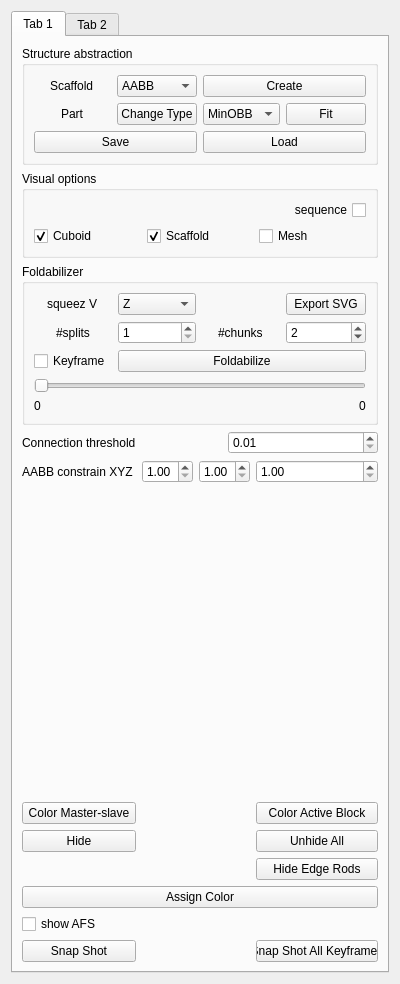
letienhung/fold-hcc, file FoldPlugin/FdWidget.ui: the form before one commit.
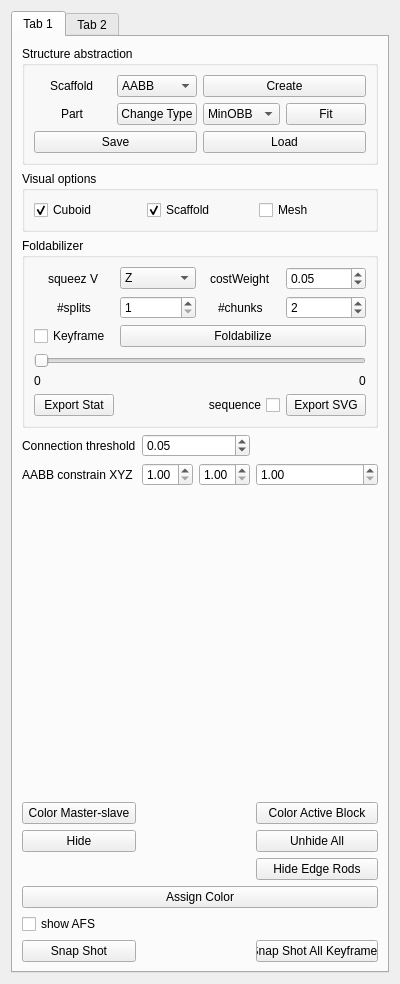
The form after the commit.

Commit message: new cost computation and para control

The edit to the form file:
```diff
--- a/FoldPlugin/FdWidget.ui
+++ b/FoldPlugin/FdWidget.ui
@@ -149,13 +149,50 @@
             </property>
            </widget>
           </item>
-          <item row="1" column="3">
+          <item row="7" column="0">
+           <widget class="QPushButton" name="exportStat">
+            <property name="text">
+             <string>Export Stat</string>
+            </property>
+           </widget>
+          </item>
+          <item row="7" column="3">
            <widget class="QPushButton" name="exportVector">
             <property name="text">
              <string>Export SVG</string>
             </property>
            </widget>
           </item>
+          <item row="7" column="2">
+           <widget class="QCheckBox" name="isSVGsequence">
+            <property name="layoutDirection">
+             <enum>Qt::RightToLeft</enum>
+            </property>
+            <property name="text">
+             <string>sequence</string>
+            </property>
+           </widget>
+          </item>
+          <item row="1" column="2" alignment="Qt::AlignHCenter">
+           <widget class="QLabel" name="label_14">
+            <property name="text">
+             <string>costWeight</string>
+            </property>
+           </widget>
+          </item>
+          <item row="1" column="3">
+           <widget class="QDoubleSpinBox" name="costWeight">
+            <property name="minimum">
+             <double>0.010000000000000</double>
+            </property>
+            <property name="maximum">
+             <double>1.000000000000000</double>
+            </property>
+            <property name="value">
+             <double>0.050000000000000</double>
+            </property>
+           </widget>
+          </item>
          </layout>
         </widget>
        </item>
@@ -195,16 +232,6 @@
             </property>
            </widget>
           </item>
-          <item row="1" column="2">
-           <widget class="QCheckBox" name="isSVGsequence">
-            <property name="layoutDirection">
-             <enum>Qt::RightToLeft</enum>
-            </property>
-            <property name="text">
-             <string>sequence</string>
-            </property>
-           </widget>
-          </item>
          </layout>
         </widget>
        </item>
@@ -294,19 +321,6 @@
          </property>
         </widget>
        </item>
-       <item row="3" column="3" colspan="2">
-        <widget class="QDoubleSpinBox" name="connThrRation">
-         <property name="minimum">
-          <double>0.010000000000000</double>
-         </property>
-         <property name="maximum">
-          <double>0.200000000000000</double>
-         </property>
-         <property name="singleStep">
-          <double>0.050000000000000</double>
-         </property>
-        </widget>
-       </item>
        <item row="0" column="0" colspan="5">
         <widget class="QGroupBox" name="groupBox">
          <property name="title">
@@ -443,6 +457,22 @@
          </property>
         </widget>
        </item>
+       <item row="3" column="1" colspan="3">
+        <widget class="QDoubleSpinBox" name="connThrRation">
+         <property name="minimum">
+          <double>0.010000000000000</double>
+         </property>
+         <property name="maximum">
+          <double>0.200000000000000</double>
+         </property>
+         <property name="singleStep">
+          <double>0.050000000000000</double>
+         </property>
+         <property name="value">
+          <double>0.050000000000000</double>
+         </property>
+        </widget>
+       </item>
       </layout>
      </widget>
      <widget class="QWidget" name="tab_2">
```
Left out of the diff: 3 changed lines with no effect on the pictures. The commit also changes 11 other files.
